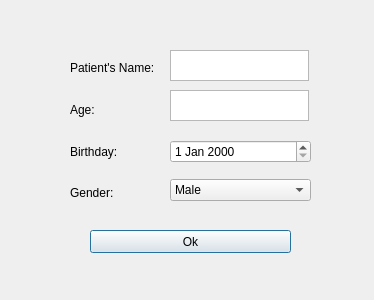
Before: the Qt Designer form data_save.ui in AlgoChad/Shit, drawn with Qt 5.
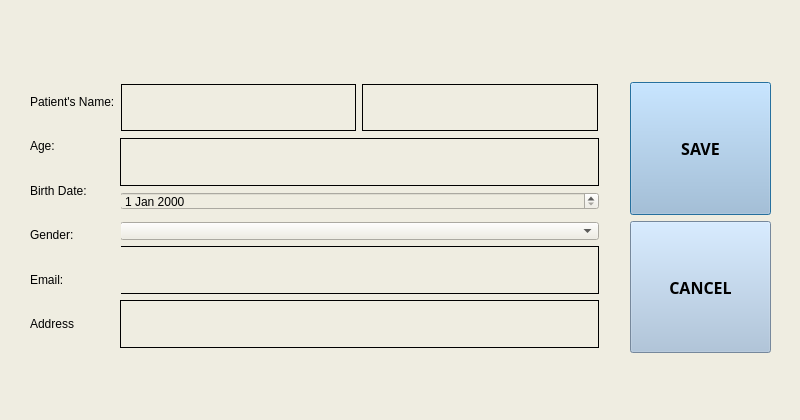
After: the same form once the commit is applied.

Diff of the .ui file:
```diff
--- a/data_save.ui
+++ b/data_save.ui
@@ -6,12 +6,12 @@
    <rect>
     <x>0</x>
     <y>0</y>
-    <width>374</width>
-    <height>300</height>
+    <width>800</width>
+    <height>420</height>
    </rect>
   </property>
   <property name="sizePolicy">
-   <sizepolicy hsizetype="Fixed" vsizetype="Fixed">
+   <sizepolicy hsizetype="Maximum" vsizetype="Maximum">
     <horstretch>0</horstretch>
     <verstretch>0</verstretch>
    </sizepolicy>
@@ -19,26 +19,87 @@
   <property name="windowTitle">
    <string>Save</string>
   </property>
-  <widget class="QPushButton" name="pushButton">
+  <property name="styleSheet">
+   <string notr="true">background-color: rgb(239, 237, 225);</string>
+  </property>
+  <widget class="QTextEdit" name="textEdit_4">
    <property name="geometry">
     <rect>
-     <x>90</x>
-     <y>230</y>
-     <width>201</width>
-     <height>23</height>
+     <x>120</x>
+     <y>246</y>
+     <width>479</width>
+     <height>48</height>
     </rect>
    </property>
-   <property name="text">
-    <string>Ok</string>
+   <property name="frameShape">
+    <enum>QFrame::Panel</enum>
    </property>
+   <property name="frameShadow">
+    <enum>QFrame::Plain</enum>
+   </property>
   </widget>
-  <widget class="QWidget" name="verticalLayoutWidget">
+  <widget class="QDateEdit" name="dateEdit">
    <property name="geometry">
     <rect>
-     <x>70</x>
-     <y>50</y>
+     <x>120</x>
+     <y>192</y>
+     <width>479</width>
+     <height>18</height>
+    </rect>
+   </property>
+  </widget>
+  <widget class="QComboBox" name="comboBox">
+   <property name="geometry">
+    <rect>
+     <x>120</x>
+     <y>222</y>
+     <width>479</width>
+     <height>18</height>
+    </rect>
+   </property>
+  </widget>
+  <widget class="QTextEdit" name="textEdit">
+   <property name="geometry">
+    <rect>
+     <x>121</x>
+     <y>84</y>
+     <width>235</width>
+     <height>47</height>
+    </rect>
+   </property>
+   <property name="frameShape">
+    <enum>QFrame::Panel</enum>
+   </property>
+   <property name="frameShadow">
+    <enum>QFrame::Plain</enum>
+   </property>
+  </widget>
+  <widget class="QTextEdit" name="textEdit_3">
+   <property name="geometry">
+    <rect>
+     <x>362</x>
+     <y>84</y>
+     <width>236</width>
+     <height>47</height>
+    </rect>
+   </property>
+   <property name="frameShape">
+    <enum>QFrame::Panel</enum>
+   </property>
+   <property name="frameShadow">
+    <enum>QFrame::Plain</enum>
+   </property>
+   <property name="lineWidth">
+    <number>1</number>
+   </property>
+  </widget>
+  <widget class="QWidget" name="verticalLayoutWidget_2">
+   <property name="geometry">
+    <rect>
+     <x>30</x>
+     <y>82</y>
      <width>91</width>
-     <height>161</height>
+     <height>261</height>
     </rect>
    </property>
    <layout class="QVBoxLayout" name="verticalLayout">
@@ -52,14 +113,14 @@
     <item>
      <widget class="QLabel" name="label_2">
       <property name="text">
-       <string>Age:</string>
+       <string>Age: </string>
       </property>
      </widget>
     </item>
     <item>
-     <widget class="QLabel" name="label_4">
+     <widget class="QLabel" name="label_3">
       <property name="text">
-       <string>Birthday:</string>
+       <string>Birth Date:</string>
       </property>
      </widget>
     </item>
@@ -70,67 +131,112 @@
       </property>
      </widget>
     </item>
+    <item>
+     <widget class="QLabel" name="label_4">
+      <property name="text">
+       <string>Email:</string>
+      </property>
+     </widget>
+    </item>
+    <item>
+     <widget class="QLabel" name="label_6">
+      <property name="text">
+       <string>Address</string>
+      </property>
+     </widget>
+    </item>
    </layout>
   </widget>
   <widget class="QWidget" name="verticalLayoutWidget_2">
    <property name="geometry">
     <rect>
-     <x>170</x>
-     <y>130</y>
+     <x>630</x>
+     <y>82</y>
      <width>141</width>
-     <height>81</height>
+     <height>271</height>
     </rect>
    </property>
    <layout class="QVBoxLayout" name="verticalLayout_2">
     <item>
-     <widget class="QDateEdit" name="dateEdit"/>
+     <widget class="QPushButton" name="save_data_button_2">
+      <property name="sizePolicy">
+       <sizepolicy hsizetype="Minimum" vsizetype="Expanding">
+        <horstretch>0</horstretch>
+        <verstretch>0</verstretch>
+       </sizepolicy>
+      </property>
+      <property name="font">
+       <font>
+        <family>Agency FB</family>
+        <pointsize>12</pointsize>
+        <weight>75</weight>
+        <bold>true</bold>
+       </font>
+      </property>
+      <property name="styleSheet">
+       <string notr="true">background-color: rgb(165, 191, 218);</string>
+      </property>
+      <property name="text">
+       <string>SAVE</string>
+      </property>
+     </widget>
     </item>
     <item>
-     <widget class="QComboBox" name="comboBox">
-      <item>
-       <property name="text">
-        <string>Male</string>
-       </property>
-      </item>
-      <item>
-       <property name="text">
-        <string>Fema;e</string>
-       </property>
-      </item>
+     <widget class="QPushButton" name="save_cancel_button_2">
+      <property name="sizePolicy">
+       <sizepolicy hsizetype="Minimum" vsizetype="Expanding">
+        <horstretch>0</horstretch>
+        <verstretch>0</verstretch>
+       </sizepolicy>
+      </property>
+      <property name="font">
+       <font>
+        <family>Agency FB</family>
+        <pointsize>12</pointsize>
+        <weight>75</weight>
+        <bold>true</bold>
+       </font>
+      </property>
+      <property name="styleSheet">
+       <string notr="true">background-color: rgb(165, 191, 218);</string>
+      </property>
+      <property name="text">
+       <string>CANCEL</string>
+      </property>
      </widget>
     </item>
    </layout>
   </widget>
-  <widget class="QTextEdit" name="textEdit">
-   <property name="geometry">
-    <rect>
-     <x>170</x>
-     <y>50</y>
-     <width>139</width>
-     <height>31</height>
-    </rect>
-   </property>
-   <property name="sizePolicy">
-    <sizepolicy hsizetype="Expanding" vsizetype="Preferred">
-     <horstretch>0</horstretch>
-     <verstretch>0</verstretch>
-    </sizepolicy>
-   </property>
-  </widget>
   <widget class="QTextEdit" name="textEdit_2">
    <property name="geometry">
     <rect>
-     <x>170</x>
-     <y>90</y>
-     <width>139</width>
-     <height>31</height>
+     <x>120</x>
+     <y>138</y>
+     <width>479</width>
+     <height>48</height>
     </rect>
    </property>
-   <property name="sizePolicy">
-    <sizepolicy hsizetype="Expanding" vsizetype="Preferred">
-     <horstretch>0</horstretch>
-     <verstretch>0</verstretch>
-    </sizepolicy>
+   <property name="frameShape">
+    <enum>QFrame::Panel</enum>
+   </property>
+   <property name="frameShadow">
+    <enum>QFrame::Plain</enum>
+   </property>
+  </widget>
+  <widget class="QTextEdit" name="textEdit_5">
+   <property name="geometry">
+    <rect>
+     <x>120</x>
+     <y>300</y>
+     <width>479</width>
+     <height>48</height>
+    </rect>
+   </property>
+   <property name="frameShape">
+    <enum>QFrame::Panel</enum>
+   </property>
+   <property name="frameShadow">
+    <enum>QFrame::Plain</enum>
    </property>
   </widget>
  </widget>
```
Left out of the diff: 2 changed lines with no effect on the pictures.
